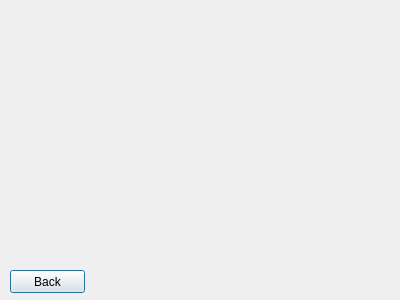
Qt form makepurchase.ui (OverworldLord/pxgic) before a commit.
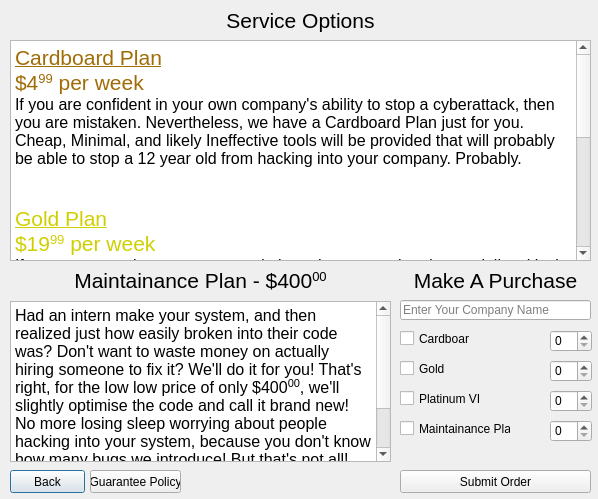
The same form after that commit.

Diff of the .ui file:
```diff
--- a/makepurchase.ui
+++ b/makepurchase.ui
@@ -6,8 +6,8 @@
    <rect>
     <x>0</x>
     <y>0</y>
-    <width>400</width>
-    <height>300</height>
+    <width>598</width>
+    <height>499</height>
    </rect>
   </property>
   <property name="windowTitle">
@@ -17,7 +17,7 @@
    <property name="geometry">
     <rect>
      <x>10</x>
-     <y>270</y>
+     <y>470</y>
      <width>75</width>
      <height>23</height>
     </rect>
@@ -26,6 +26,231 @@
     <string>Back</string>
    </property>
   </widget>
+  <widget class="QPushButton" name="pushButton_2">
+   <property name="geometry">
+    <rect>
+     <x>90</x>
+     <y>470</y>
+     <width>91</width>
+     <height>23</height>
+    </rect>
+   </property>
+   <property name="text">
+    <string>Guarantee Policy</string>
+   </property>
+  </widget>
+  <widget class="QLabel" name="label">
+   <property name="geometry">
+    <rect>
+     <x>400</x>
+     <y>260</y>
+     <width>191</width>
+     <height>41</height>
+    </rect>
+   </property>
+   <property name="text">
+    <string>&lt;html&gt;&lt;head/&gt;&lt;body&gt;&lt;p align=&quot;center&quot;&gt;&lt;span style=&quot; font-size:16pt;&quot;&gt;Make A Purchase&lt;/span&gt;&lt;/p&gt;&lt;/body&gt;&lt;/html&gt;</string>
+   </property>
+  </widget>
+  <widget class="QTextBrowser" name="textBrowser">
+   <property name="geometry">
+    <rect>
+     <x>10</x>
+     <y>40</y>
+     <width>581</width>
+     <height>221</height>
+    </rect>
+   </property>
+   <property name="html">
+    <string>&lt;!DOCTYPE HTML PUBLIC &quot;-//W3C//DTD HTML 4.0//EN&quot; &quot;http://www.w3.org/TR/REC-html40/strict.dtd&quot;&gt;
+&lt;html&gt;&lt;head&gt;&lt;meta name=&quot;qrichtext&quot; content=&quot;1&quot; /&gt;&lt;style type=&quot;text/css&quot;&gt;
+p, li { white-space: pre-wrap; }
+&lt;/style&gt;&lt;/head&gt;&lt;body style=&quot; font-family:'MS Shell Dlg 2'; font-size:8.25pt; font-weight:400; font-style:normal;&quot;&gt;
+&lt;p style=&quot; margin-top:0px; margin-bottom:0px; margin-left:0px; margin-right:0px; -qt-block-indent:0; text-indent:0px;&quot;&gt;&lt;span style=&quot; font-size:16pt; text-decoration: underline; color:#9f6c05;&quot;&gt;Cardboard Plan&lt;/span&gt;&lt;/p&gt;
+&lt;p style=&quot; margin-top:0px; margin-bottom:0px; margin-left:0px; margin-right:0px; -qt-block-indent:0; text-indent:0px;&quot;&gt;&lt;span style=&quot; font-size:16pt; color:#9f6c05;&quot;&gt;$4&lt;/span&gt;&lt;span style=&quot; font-size:16pt; color:#9f6c05; vertical-align:super;&quot;&gt;99&lt;/span&gt;&lt;span style=&quot; font-size:16pt; color:#9f6c05;&quot;&gt; per week&lt;/span&gt;&lt;/p&gt;
+&lt;p style=&quot; margin-top:0px; margin-bottom:0px; margin-left:0px; margin-right:0px; -qt-block-indent:0; text-indent:0px;&quot;&gt;&lt;span style=&quot; font-size:12pt; color:#000000;&quot;&gt;If you are confident in your own company's ability to stop a cyberattack, then you are mistaken. Nevertheless, we have a Cardboard Plan just for you. Cheap, Minimal, and likely Ineffective tools will be provided that will probably be able to stop a 12 year old from hacking into your company. Probably.&lt;/span&gt;&lt;/p&gt;
+&lt;p style=&quot;-qt-paragraph-type:empty; margin-top:0px; margin-bottom:0px; margin-left:0px; margin-right:0px; -qt-block-indent:0; text-indent:0px; font-size:12pt; color:#000000;&quot;&gt;&lt;br /&gt;&lt;/p&gt;
+&lt;p style=&quot;-qt-paragraph-type:empty; margin-top:0px; margin-bottom:0px; margin-left:0px; margin-right:0px; -qt-block-indent:0; text-indent:0px; font-size:12pt; color:#000000;&quot;&gt;&lt;br /&gt;&lt;/p&gt;
+&lt;p style=&quot; margin-top:0px; margin-bottom:0px; margin-left:0px; margin-right:0px; -qt-block-indent:0; text-indent:0px;&quot;&gt;&lt;span style=&quot; font-size:16pt; text-decoration: underline; color:#cfcf00;&quot;&gt;Gold Plan&lt;/span&gt;&lt;/p&gt;
+&lt;p style=&quot; margin-top:0px; margin-bottom:0px; margin-left:0px; margin-right:0px; -qt-block-indent:0; text-indent:0px;&quot;&gt;&lt;span style=&quot; font-size:16pt; color:#cfcf00;&quot;&gt;$19&lt;/span&gt;&lt;span style=&quot; font-size:16pt; color:#cfcf00; vertical-align:super;&quot;&gt;99&lt;/span&gt;&lt;span style=&quot; font-size:16pt; color:#cfcf00;&quot;&gt; per week&lt;/span&gt;&lt;/p&gt;
+&lt;p style=&quot; margin-top:0px; margin-bottom:0px; margin-left:0px; margin-right:0px; -qt-block-indent:0; text-indent:0px;&quot;&gt;&lt;span style=&quot; font-size:12pt; color:#000000;&quot;&gt;If your company is more concerned about the very real and potentially critical attacks that will very likely be made upon your systems, you'll probably want to take it up a notch. More expensive means more effective, as everyone knows, and the tools we provide here are definetly both. This'll stop even the smartest 12 year old, and is effective against any hackers out there.&lt;/span&gt;&lt;/p&gt;
+&lt;p style=&quot;-qt-paragraph-type:empty; margin-top:0px; margin-bottom:0px; margin-left:0px; margin-right:0px; -qt-block-indent:0; text-indent:0px; font-size:12pt; color:#000000;&quot;&gt;&lt;br /&gt;&lt;/p&gt;
+&lt;p style=&quot;-qt-paragraph-type:empty; margin-top:0px; margin-bottom:0px; margin-left:0px; margin-right:0px; -qt-block-indent:0; text-indent:0px; font-size:12pt; color:#000000;&quot;&gt;&lt;br /&gt;&lt;/p&gt;
+&lt;p style=&quot; margin-top:0px; margin-bottom:0px; margin-left:0px; margin-right:0px; -qt-block-indent:0; text-indent:0px;&quot;&gt;&lt;span style=&quot; font-size:16pt; font-weight:600; font-style:italic; text-decoration: underline; color:#00aaff;&quot;&gt;Platinum VIP Plan&lt;/span&gt;&lt;/p&gt;
+&lt;p style=&quot; margin-top:0px; margin-bottom:0px; margin-left:0px; margin-right:0px; -qt-block-indent:0; text-indent:0px;&quot;&gt;&lt;span style=&quot; font-size:16pt; font-weight:600; font-style:italic; color:#00aaff;&quot;&gt;$9999&lt;/span&gt;&lt;span style=&quot; font-size:16pt; font-weight:600; font-style:italic; color:#00aaff; vertical-align:super;&quot;&gt;99.99 &lt;/span&gt;&lt;span style=&quot; font-size:16pt; font-weight:600; font-style:italic; color:#00aaff;&quot;&gt;per week&lt;/span&gt;&lt;/p&gt;
+&lt;p style=&quot; margin-top:0px; margin-bottom:0px; margin-left:0px; margin-right:0px; -qt-block-indent:0; text-indent:0px;&quot;&gt;&lt;span style=&quot; font-size:12pt; color:#000000;&quot;&gt;So let's get real. You don't really even care about security at this point, you've just got a ton of money that you're more than willing to give to us. Well, we'll give you both of the above plans plus a lifetime membership! Just keep paying weekly! You'll recieve a special edition T-Shirt, custom made to have your name on it! It says, 'I am rich' and iCyberSecurity is written on the back. Show all your friends how rich you are!&lt;/span&gt;&lt;/p&gt;&lt;/body&gt;&lt;/html&gt;</string>
+   </property>
+  </widget>
+  <widget class="QCheckBox" name="checkBox">
+   <property name="geometry">
+    <rect>
+     <x>400</x>
+     <y>330</y>
+     <width>70</width>
+     <height>17</height>
+    </rect>
+   </property>
+   <property name="text">
+    <string>Cardboard</string>
+   </property>
+  </widget>
+  <widget class="QCheckBox" name="checkBox_2">
+   <property name="geometry">
+    <rect>
+     <x>400</x>
+     <y>360</y>
+     <width>70</width>
+     <height>17</height>
+    </rect>
+   </property>
+   <property name="text">
+    <string>Gold</string>
+   </property>
+  </widget>
+  <widget class="QCheckBox" name="checkBox_3">
+   <property name="geometry">
+    <rect>
+     <x>400</x>
+     <y>390</y>
+     <width>81</width>
+     <height>17</height>
+    </rect>
+   </property>
+   <property name="text">
+    <string>Platinum VIP</string>
+   </property>
+  </widget>
+  <widget class="QSpinBox" name="spinBox">
+   <property name="geometry">
+    <rect>
+     <x>550</x>
+     <y>330</y>
+     <width>42</width>
+     <height>22</height>
+    </rect>
+   </property>
+  </widget>
+  <widget class="QSpinBox" name="spinBox_2">
+   <property name="geometry">
+    <rect>
+     <x>550</x>
+     <y>360</y>
+     <width>42</width>
+     <height>22</height>
+    </rect>
+   </property>
+  </widget>
+  <widget class="QSpinBox" name="spinBox_3">
+   <property name="geometry">
+    <rect>
+     <x>550</x>
+     <y>390</y>
+     <width>42</width>
+     <height>22</height>
+    </rect>
+   </property>
+  </widget>
+  <widget class="QLineEdit" name="lineEdit">
+   <property name="geometry">
+    <rect>
+     <x>400</x>
+     <y>300</y>
+     <width>191</width>
+     <height>20</height>
+    </rect>
+   </property>
+   <property name="cursor">
+    <cursorShape>IBeamCursor</cursorShape>
+   </property>
+   <property name="autoFillBackground">
+    <bool>false</bool>
+   </property>
+   <property name="text">
+    <string/>
+   </property>
+   <property name="placeholderText">
+    <string>Enter Your Company Name</string>
+   </property>
+  </widget>
+  <widget class="QTextBrowser" name="textBrowser_2">
+   <property name="geometry">
+    <rect>
+     <x>10</x>
+     <y>301</y>
+     <width>381</width>
+     <height>161</height>
+    </rect>
+   </property>
+   <property name="html">
+    <string>&lt;!DOCTYPE HTML PUBLIC &quot;-//W3C//DTD HTML 4.0//EN&quot; &quot;http://www.w3.org/TR/REC-html40/strict.dtd&quot;&gt;
+&lt;html&gt;&lt;head&gt;&lt;meta name=&quot;qrichtext&quot; content=&quot;1&quot; /&gt;&lt;style type=&quot;text/css&quot;&gt;
+p, li { white-space: pre-wrap; }
+&lt;/style&gt;&lt;/head&gt;&lt;body style=&quot; font-family:'MS Shell Dlg 2'; font-size:8.25pt; font-weight:400; font-style:normal;&quot;&gt;
+&lt;p style=&quot; margin-top:0px; margin-bottom:0px; margin-left:0px; margin-right:0px; -qt-block-indent:0; text-indent:0px;&quot;&gt;&lt;span style=&quot; font-size:12pt;&quot;&gt;Had an intern make your system, and then realized just how easily broken into their code was? Don't want to waste money on actually hiring someone to fix it? We'll do it for you! That's right, for the low low price of only $400&lt;/span&gt;&lt;span style=&quot; font-size:12pt; vertical-align:super;&quot;&gt;00&lt;/span&gt;&lt;span style=&quot; font-size:12pt;&quot;&gt;, we'll slightly optimise the code and call it brand new! No more losing sleep worrying about people hacking into your system, because you don't know how many bugs we introduce! But that's not all! This plan comes with a one coupon for iCyberSecurity Cardboard Plan! Just order within .10 milliseconds, and we'll throw it in for only 4&lt;/span&gt;&lt;span style=&quot; font-size:12pt; vertical-align:super;&quot;&gt;99&lt;/span&gt;&lt;span style=&quot; font-size:12pt;&quot;&gt;!&lt;/span&gt;&lt;/p&gt;&lt;/body&gt;&lt;/html&gt;</string>
+   </property>
+  </widget>
+  <widget class="QLabel" name="label_2">
+   <property name="geometry">
+    <rect>
+     <x>10</x>
+     <y>260</y>
+     <width>381</width>
+     <height>41</height>
+    </rect>
+   </property>
+   <property name="text">
+    <string>&lt;html&gt;&lt;head/&gt;&lt;body&gt;&lt;p align=&quot;center&quot;&gt;&lt;span style=&quot; font-size:16pt;&quot;&gt;Maintainance Plan - $400&lt;/span&gt;&lt;span style=&quot; font-size:16pt; vertical-align:super;&quot;&gt;00&lt;/span&gt;&lt;/p&gt;&lt;/body&gt;&lt;/html&gt;</string>
+   </property>
+  </widget>
+  <widget class="QLabel" name="label_3">
+   <property name="geometry">
+    <rect>
+     <x>10</x>
+     <y>0</y>
+     <width>581</width>
+     <height>41</height>
+    </rect>
+   </property>
+   <property name="text">
+    <string>&lt;html&gt;&lt;head/&gt;&lt;body&gt;&lt;p align=&quot;center&quot;&gt;&lt;span style=&quot; font-size:16pt;&quot;&gt;Service Options&lt;/span&gt;&lt;/p&gt;&lt;/body&gt;&lt;/html&gt;</string>
+   </property>
+  </widget>
+  <widget class="QCheckBox" name="checkBox_4">
+   <property name="geometry">
+    <rect>
+     <x>400</x>
+     <y>420</y>
+     <width>111</width>
+     <height>17</height>
+    </rect>
+   </property>
+   <property name="text">
+    <string>Maintainance Plan</string>
+   </property>
+  </widget>
+  <widget class="QSpinBox" name="spinBox_4">
+   <property name="geometry">
+    <rect>
+     <x>550</x>
+     <y>420</y>
+     <width>42</width>
+     <height>22</height>
+    </rect>
+   </property>
+  </widget>
+  <widget class="QPushButton" name="pushButton_3">
+   <property name="geometry">
+    <rect>
+     <x>400</x>
+     <y>470</y>
+     <width>191</width>
+     <height>23</height>
+    </rect>
+   </property>
+   <property name="text">
+    <string>Submit Order</string>
+   </property>
+  </widget>
  </widget>
  <resources/>
  <connections/>
```
